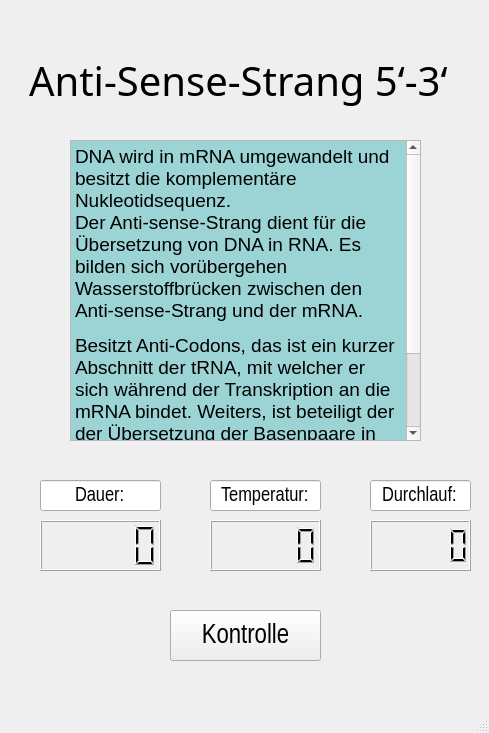
Old version of the form dipl_Phasenablauf/AblaufWindowASens_v1.ui in the repository diplomarbeit-PCR/Diplomarbeit_PCR.
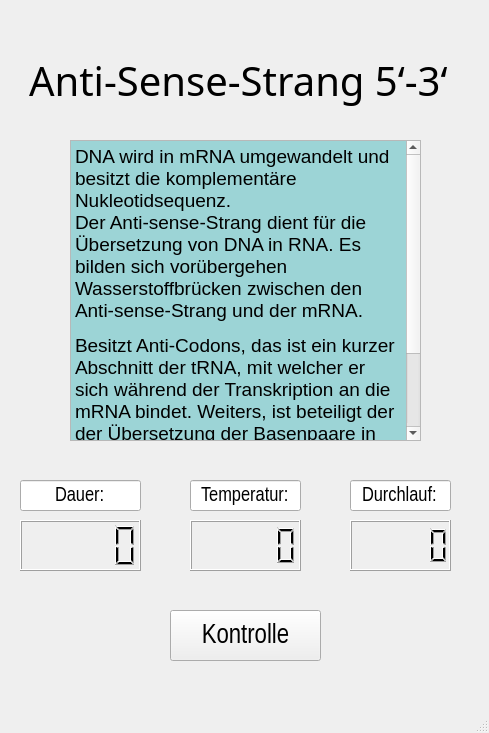
New version of the form.

```diff
--- a/dipl_Phasenablauf/AblaufWindowASens_v1.ui
+++ b/dipl_Phasenablauf/AblaufWindowASens_v1.ui
@@ -84,7 +84,7 @@
    <widget class="QLCDNumber" name="DL_zaehler">
     <property name="geometry">
      <rect>
-      <x>370</x>
+      <x>350</x>
       <y>520</y>
       <width>101</width>
       <height>51</height>
@@ -94,7 +94,7 @@
    <widget class="QLineEdit" name="DL_line">
     <property name="geometry">
      <rect>
-      <x>370</x>
+      <x>350</x>
       <y>480</y>
       <width>101</width>
       <height>31</height>
@@ -119,7 +119,7 @@
    <widget class="QLCDNumber" name="Timer_zaehler">
     <property name="geometry">
      <rect>
-      <x>40</x>
+      <x>20</x>
       <y>520</y>
       <width>121</width>
       <height>51</height>
@@ -129,7 +129,7 @@
    <widget class="QLineEdit" name="Dauer_line">
     <property name="geometry">
      <rect>
-      <x>40</x>
+      <x>20</x>
       <y>480</y>
       <width>121</width>
       <height>31</height>
@@ -154,7 +154,7 @@
    <widget class="QLCDNumber" name="temp_sensA">
     <property name="geometry">
      <rect>
-      <x>210</x>
+      <x>190</x>
       <y>520</y>
       <width>111</width>
       <height>51</height>
@@ -164,7 +164,7 @@
    <widget class="QLineEdit" name="Temp_line">
     <property name="geometry">
      <rect>
-      <x>210</x>
+      <x>190</x>
       <y>480</y>
       <width>111</width>
       <height>31</height>
```
